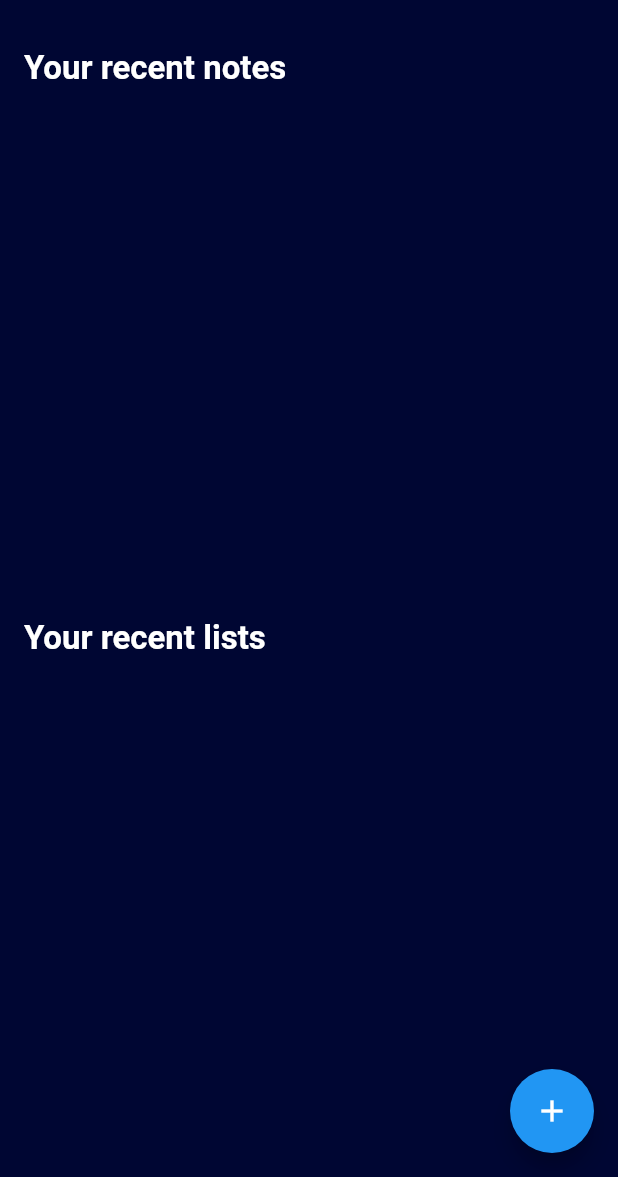
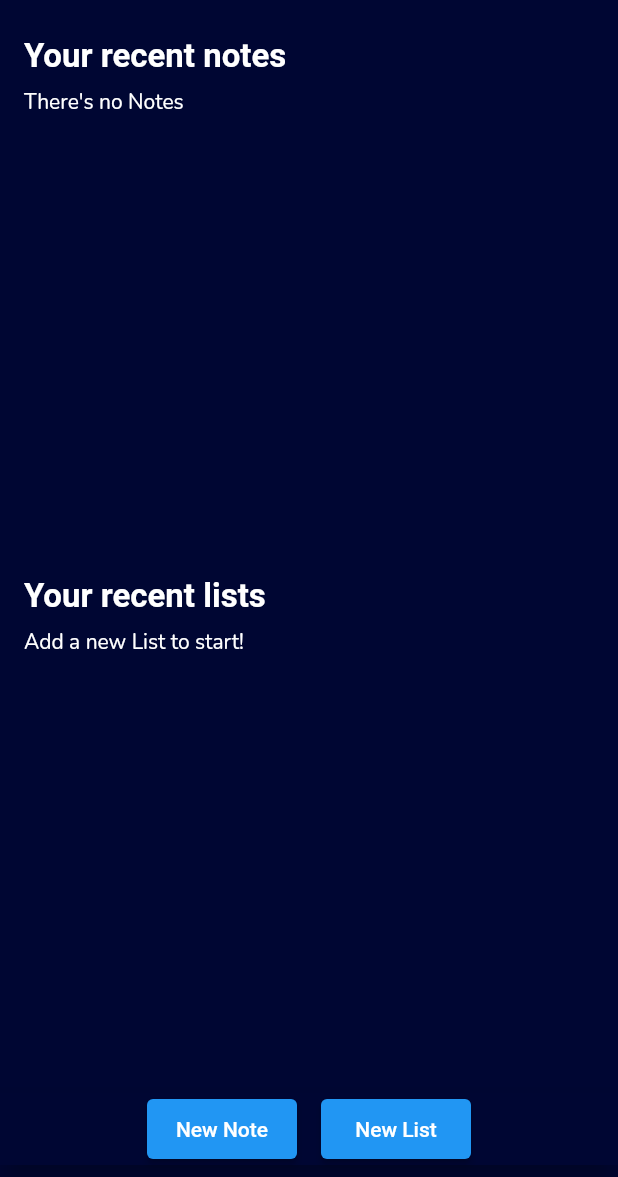
Before and after one commit to Louisii/Notie, a Flutter app: the screen it shows after launch, on a phone screen of 412 x 824 dp, the part 59-1236 px from its top. Run offline on Flutter 3.47's test engine with Material 2 defaults, Android fonts, the light colour scheme and no system bars; our stand-ins replace cloud_firestore, firebase_core, google_fonts; accounts and stored records are empty.

Commit message:
design improvements

```diff
--- a/notie/lib/screens/home_screen.dart
+++ b/notie/lib/screens/home_screen.dart
@@ -31,7 +31,8 @@ class _HomeScreenState extends State<HomeScreen> {
         backgroundColor: AppStyle.mainColor,
       ),
       body: Padding(
-        padding: const EdgeInsets.all(16.0),
+        padding: const EdgeInsets.only(
+            left: 16.0, bottom: 8.0, right: 16.0, top: 8.0),
         child: Column(
           mainAxisAlignment: MainAxisAlignment.start,
           crossAxisAlignment: CrossAxisAlignment.start,
@@ -45,7 +46,7 @@ class _HomeScreenState extends State<HomeScreen> {
               ),
             ),
             const SizedBox(
-              height: 20.0,
+              height: 8.0,
             ),
             Expanded(
               child: StreamBuilder<QuerySnapshot>(
@@ -60,6 +61,12 @@ class _HomeScreenState extends State<HomeScreen> {
                   if (snapshot.hasData) {
                     List<QueryDocumentSnapshot> noteDocuments =
                         snapshot.data!.docs;
+                    if (noteDocuments.isEmpty) {
+                      return Text(
+                        "There's no Notes",
+                        style: GoogleFonts.nunito(color: Colors.white),
+                      );
+                    }
                     noteDocuments.sort((a, b) {
                       String dateStringA = a['creation_date'];
                       String dateStringB = b['creation_date'];
@@ -91,7 +98,7 @@ class _HomeScreenState extends State<HomeScreen> {
                     );
                   }
                   return Text(
-                    "There's no Notes",
+                    "Add a new Note to start!",
                     style: GoogleFonts.nunito(color: Colors.white),
                   );
                 },
@@ -106,7 +113,7 @@ class _HomeScreenState extends State<HomeScreen> {
                 fontSize: 22,
               ),
             ),
-            const SizedBox(height: 20.0),
+            const SizedBox(height: 8.0),
             Expanded(
               child: StreamBuilder<QuerySnapshot>(
                 stream:
@@ -120,6 +127,12 @@ class _HomeScreenState extends State<HomeScreen> {
                   if (snapshot.hasData) {
                     List<QueryDocumentSnapshot> listDocuments =
                         snapshot.data!.docs;
+                    if (listDocuments.isEmpty) {
+                      return Text(
+                        "Add a new List to start!",
+                        style: GoogleFonts.nunito(color: Colors.white),
+                      );
+                    }
                     listDocuments.sort((a, b) {
                       String dateStringA = a['creation_date'];
                       String dateStringB = b['creation_date'];
@@ -156,32 +169,24 @@ class _HomeScreenState extends State<HomeScreen> {
           ],
         ),
       ),
-      floatingActionButton: FloatingActionButton(
-        onPressed: () {
-          setState(() {
-            _isExpanded = !_isExpanded;
-          });
-        },
-        child: _isExpanded ? const Icon(Icons.close) : const Icon(Icons.add),
-      ),
-      floatingActionButtonLocation: FloatingActionButtonLocation.endFloat,
-      bottomNavigationBar: _isExpanded
-          ? Padding(
-              padding: const EdgeInsets.only(right: 18),
+      bottomNavigationBar: Padding(
+        padding: const EdgeInsets.only(bottom: 8.0),
         child: BottomAppBar(
           child: Container(
             color: AppStyle.mainColor,
-                  child: Column(
+            child: Row(
               mainAxisSize: MainAxisSize.min,
-                    crossAxisAlignment: CrossAxisAlignment.end,
+              mainAxisAlignment:
+                  MainAxisAlignment.center, // Center the buttons horizontally
+              crossAxisAlignment:
+                  CrossAxisAlignment.center, // Center the buttons vertically
               children: [
                 ElevatedButton(
                   onPressed: () {
                     Navigator.push(
                       context,
                       MaterialPageRoute(
-                              builder: (context) =>
-                                  const NoteEditorScreen(null),
+                        builder: (context) => const NoteEditorScreen(null),
                       ),
                     );
                   },
@@ -190,13 +195,14 @@ class _HomeScreenState extends State<HomeScreen> {
                   ),
                   child: const Text("New Note"),
                 ),
+                const SizedBox(
+                    width: 16), // Add a gap of 16 pixels between the buttons
                 ElevatedButton(
                   onPressed: () {
                     Navigator.push(
                       context,
                       MaterialPageRoute(
-                              builder: (context) =>
-                                  const ListEditorScreen(null),
+                        builder: (context) => const ListEditorScreen(null),
                       ),
                     );
                   },
@@ -209,8 +215,7 @@ class _HomeScreenState extends State<HomeScreen> {
             ),
           ),
         ),
-            )
-          : null,
+      ),
     );
   }
 }
```
Lines whose indentation alone changed are shown as unchanged.
